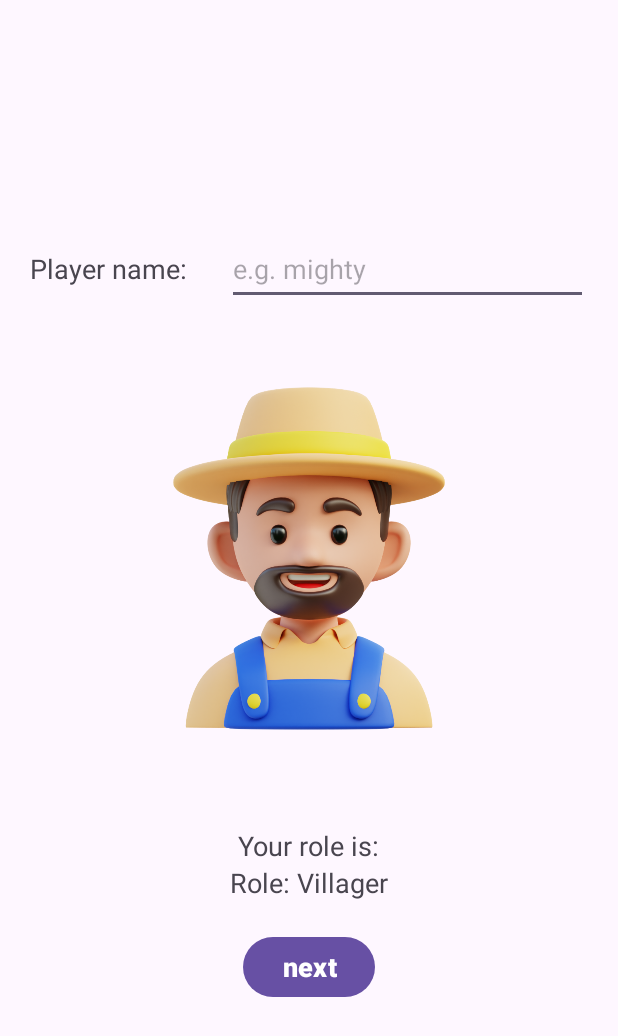
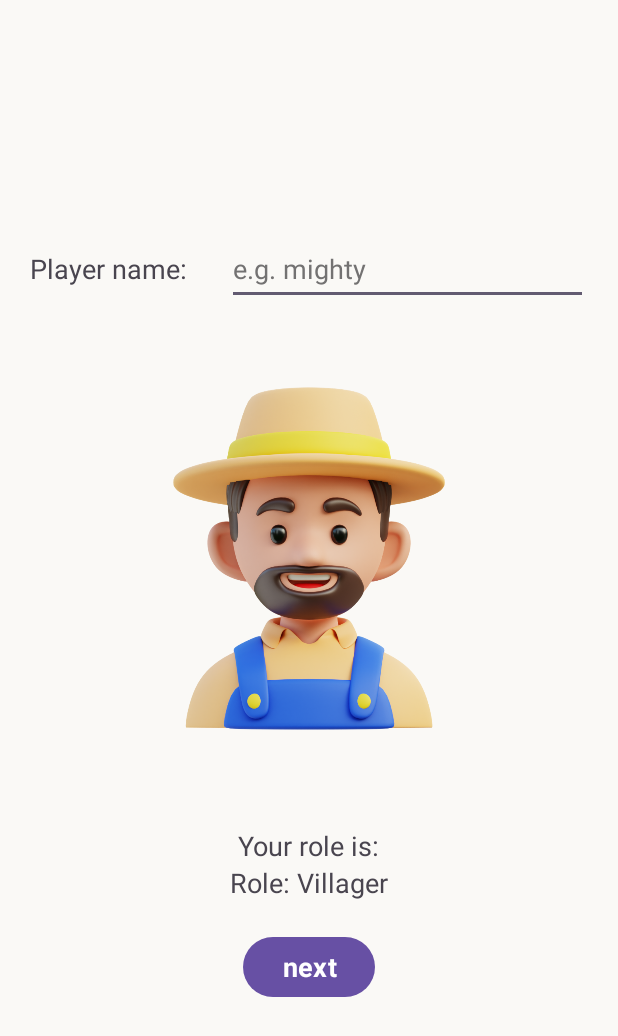
Before and after one commit to Methawee6509611999/CS361_Project, an Android app: the SetupActivity screen opened directly, with no data from a screen before it, on a phone screen of 412 x 824 dp. Shown: the top 1036 px of the screen. Run offline under Robolectric (Android 15) with nearby library versions, the phone set to English and light mode, and no system bars.

```diff
--- a/app/src/main/AndroidManifest.xml
+++ b/app/src/main/AndroidManifest.xml
@@ -15,6 +15,7 @@
         tools:targetApi="31">
         <activity
             android:name=".Loading"
+            android:theme="@style/Theme.Warewolf"
             android:exported="true">
             <intent-filter>
                 <action android:name="android.intent.action.MAIN" />
@@ -25,16 +26,19 @@
 
         <activity
             android:name=".MainActivity"
+            android:theme="@style/Theme.Warewolf"
             android:exported="true">
         </activity>
 
         <activity
             android:name=".DayCount"
+            android:theme="@style/Theme.Warewolf"
             android:exported="true">
         </activity>
 
         <activity
             android:name=".SetupActivity"
+            android:theme="@style/Theme.Warewolf"
             android:exported="true">
         </activity>
 
--- a/app/src/main/res/layout/loading_page.xml
+++ b/app/src/main/res/layout/loading_page.xml
@@ -6,7 +6,7 @@
     android:layout_height="match_parent"
     android:orientation="vertical"
     android:gravity="center_vertical"
-    android:background="@color/black"
+    android:background="@color/color_background"
     android:id="@+id/linearLayout">
 
 
@@ -23,7 +23,7 @@
         android:layout_height="wrap_content"
         android:gravity="center"
         android:text="@string/app_name"
-        android:textColor="@color/white"
+        android:textColor="?android:textColorPrimary"
         android:textSize="@dimen/large_size"
         android:textStyle="bold" />
 </LinearLayout>
--- /dev/null
+++ b/app/src/main/res/values-night/color.xml
@@ -0,0 +1,4 @@
+<?xml version="1.0" encoding="utf-8"?>
+<resources>
+    <color name="color_background">#1D1D1B</color>
+</resources>
--- a/app/src/main/res/values-night/themes.xml
+++ b/app/src/main/res/values-night/themes.xml
@@ -1,7 +1,10 @@
 <resources xmlns:tools="http://schemas.android.com/tools">
     <!-- Base application theme. -->
     <style name="Base.Theme.Warewolf" parent="Theme.Material3.DayNight.NoActionBar">
-        <!-- Customize your dark theme here. -->
-        <!-- <item name="colorPrimary">@color/my_dark_primary</item> -->
+        <item name="android:textColor">@color/white</item>
+        <item name="android:textColorHint">@color/gray</item>
+        <item name="android:windowBackground">@color/black</item>
+
+        <item name="android:fontFamily"></item>
     </style>
 </resources>
--- a/app/src/main/res/values/colors.xml
+++ b/app/src/main/res/values/colors.xml
@@ -1,6 +1,8 @@
 <?xml version="1.0" encoding="utf-8"?>
 <resources>
     <color name="black">#1D1D1B</color>
-    <color name="white">#FFFFFFFF</color>
+    <color name="super_white">#FFFFFFFF</color>
     <color name="gray">#737272</color>
+    <color name="white">#FAF9F6</color>
+    <color name="brown">#564a41</color>
 </resources>
--- a/app/src/main/res/values/themes.xml
+++ b/app/src/main/res/values/themes.xml
@@ -1,8 +1,13 @@
 <resources xmlns:tools="http://schemas.android.com/tools">
     <!-- Base application theme. -->
     <style name="Base.Theme.Warewolf" parent="Theme.Material3.DayNight.NoActionBar">
-        <!-- Customize your light theme here. -->
-        <!-- <item name="colorPrimary">@color/my_light_primary</item> -->
+        <item name="android:textColorPrimary">@color/brown</item>
+        <item name="android:textColorSecondary">@color/black</item>
+        <item name="android:textColorHint">@color/gray</item>
+        <item name="android:windowBackground">@color/white</item>
+
+        <item name="android:fontFamily"></item>
+
     </style>
 
     <style name="Theme.Warewolf" parent="Base.Theme.Warewolf" />
```
